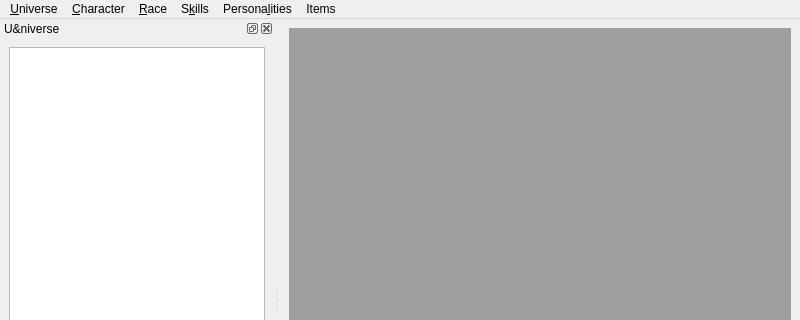
Before: the Qt Designer form ui/MainWindow.ui in jgardner1/JGRPGTools, drawn with Qt 5; both pictures show x 0 to 800 and y 0 to 320 of the 800 by 600 pixel window.
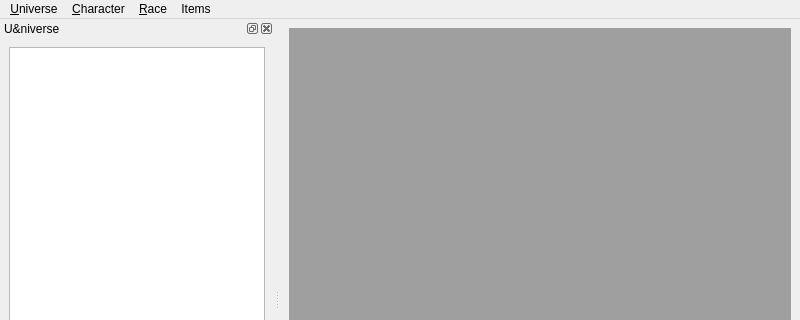
After: the same form once the commit is applied. Icons and pictures are not drawn. Custom widgets are drawn as their Qt base class.

What changed in the file:
```diff
--- a/ui/MainWindow.ui
+++ b/ui/MainWindow.ui
@@ -30,7 +30,7 @@
      <x>0</x>
      <y>0</y>
      <width>800</width>
-     <height>21</height>
+     <height>19</height>
     </rect>
    </property>
    <widget class="QMenu" name="menuUniverse">
@@ -57,19 +57,6 @@
     </property>
     <addaction name="actionCreateRace"/>
    </widget>
-   <widget class="QMenu" name="menuSkills">
-    <property name="title">
-     <string>S&amp;kills</string>
-    </property>
-    <addaction name="separator"/>
-    <addaction name="actionCreateSkill"/>
-   </widget>
-   <widget class="QMenu" name="menuPersonalities">
-    <property name="title">
-     <string>Persona&amp;lities</string>
-    </property>
-    <addaction name="actionCreatePersonality"/>
-   </widget>
    <widget class="QMenu" name="menuItems">
     <property name="title">
      <string>Items</string>
@@ -79,8 +66,6 @@
    <addaction name="menuUniverse"/>
    <addaction name="menuCharacter"/>
    <addaction name="menuRace"/>
-   <addaction name="menuSkills"/>
-   <addaction name="menuPersonalities"/>
    <addaction name="menuItems"/>
   </widget>
   <widget class="QStatusBar" name="statusbar"/>
```
Left out of the diff: 49 changed lines with no effect on the pictures.
